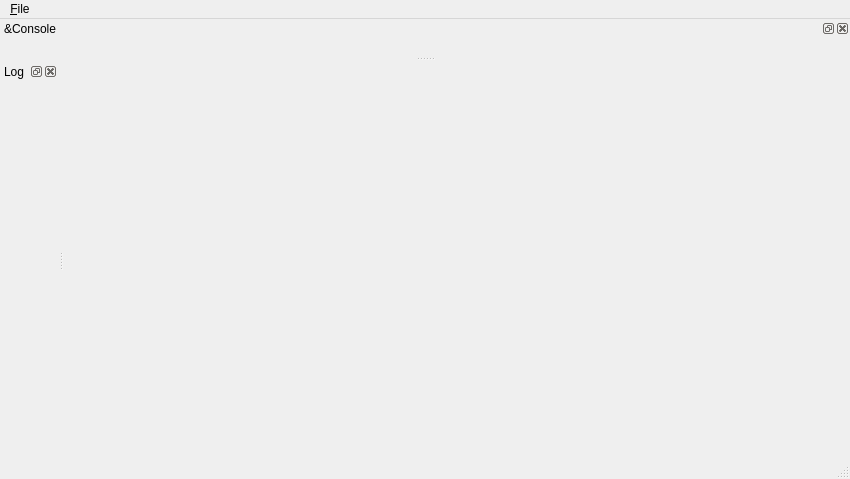
Old version of the form tools/src/console/ui/mainwindow.ui in the repository cyberegoorg/cetech.
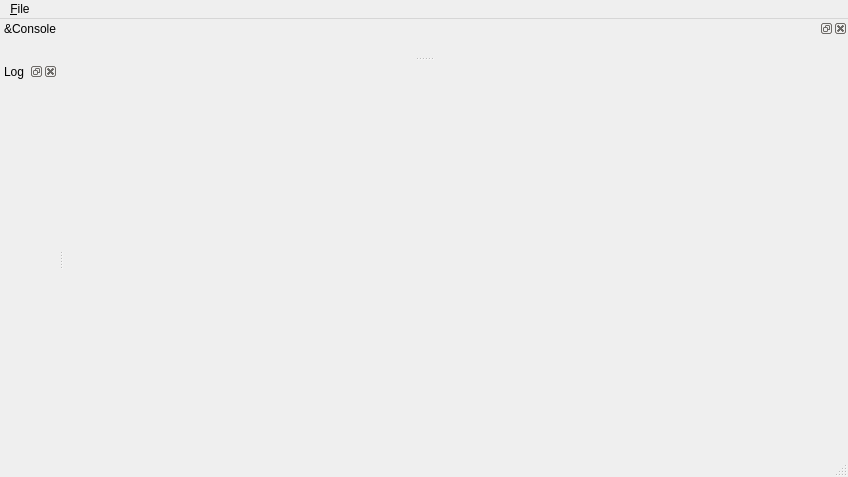
New version of the form.

Diff of the .ui file:
```diff
--- a/tools/src/console/ui/mainwindow.ui
+++ b/tools/src/console/ui/mainwindow.ui
@@ -6,8 +6,8 @@
    <rect>
     <x>0</x>
     <y>0</y>
-    <width>850</width>
-    <height>479</height>
+    <width>848</width>
+    <height>477</height>
    </rect>
   </property>
   <property name="windowTitle">
@@ -21,7 +21,7 @@
     <rect>
      <x>0</x>
      <y>0</y>
-     <width>850</width>
+     <width>848</width>
      <height>21</height>
     </rect>
    </property>
@@ -35,6 +35,9 @@
   </widget>
   <widget class="QStatusBar" name="statusbar"/>
   <widget class="QDockWidget" name="log_dock_widget">
+   <property name="features">
+    <set>QDockWidget::AllDockWidgetFeatures</set>
+   </property>
    <property name="windowTitle">
     <string>Log</string>
    </property>
@@ -46,6 +49,9 @@
    </widget>
   </widget>
   <widget class="QDockWidget" name="console_dock_widget">
+   <property name="features">
+    <set>QDockWidget::AllDockWidgetFeatures</set>
+   </property>
    <property name="windowTitle">
     <string>&amp;Console</string>
    </property>
```
